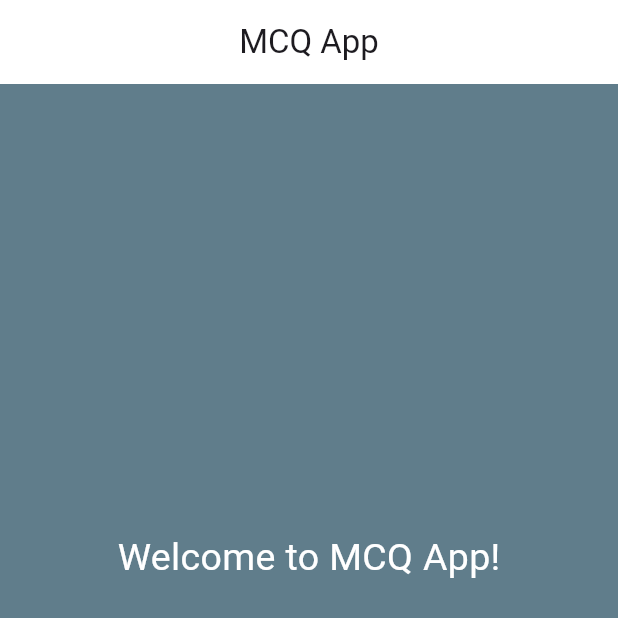
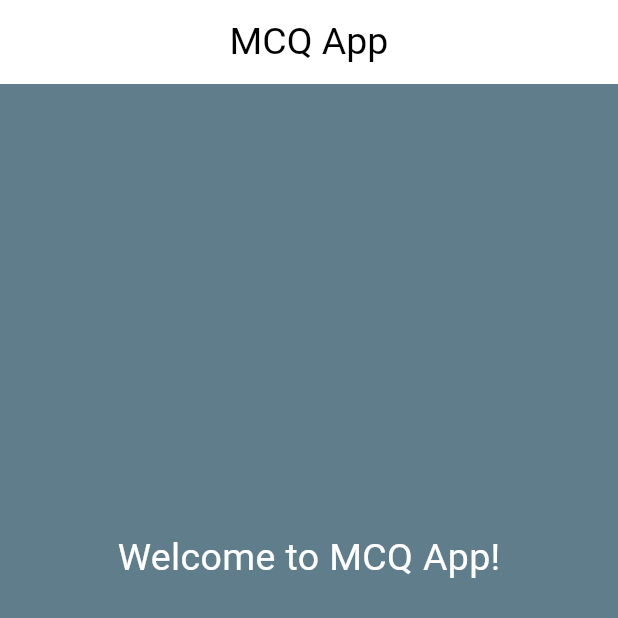
Before and after one commit to karimkaraki99/mcqapp, a Flutter app: the screen it shows after launch, on a phone screen of 412 x 824 dp, the top half of it. Run offline on Flutter 3.47's test engine with Material 3 defaults, Android fonts, the phone set to English and light mode, and no system bars.

Commit message:
mcq app font

```diff
--- a/lib/home.dart
+++ b/lib/home.dart
@@ -14,7 +14,7 @@ class _HomeState extends State<Home> {
   Widget build(BuildContext context) {
     return Scaffold(
       appBar: AppBar(
-        title: const Text('MCQ App'),
+        title: const Text('MCQ App',style: TextStyle(fontSize: 25, color: Colors.black), ),
         centerTitle: true,
         backgroundColor: Colors.white,
       ),
```
